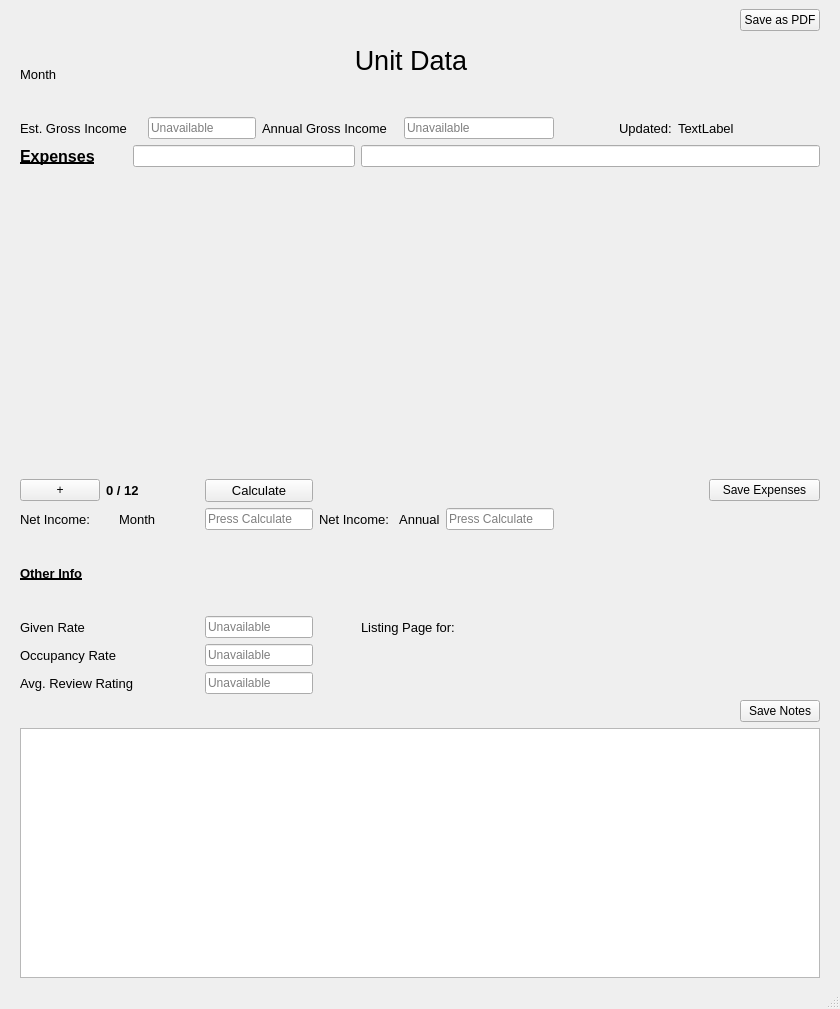
First picture: the form in Data_Page.ui, repository SeanMilty95/FinalScraper, before the edit.
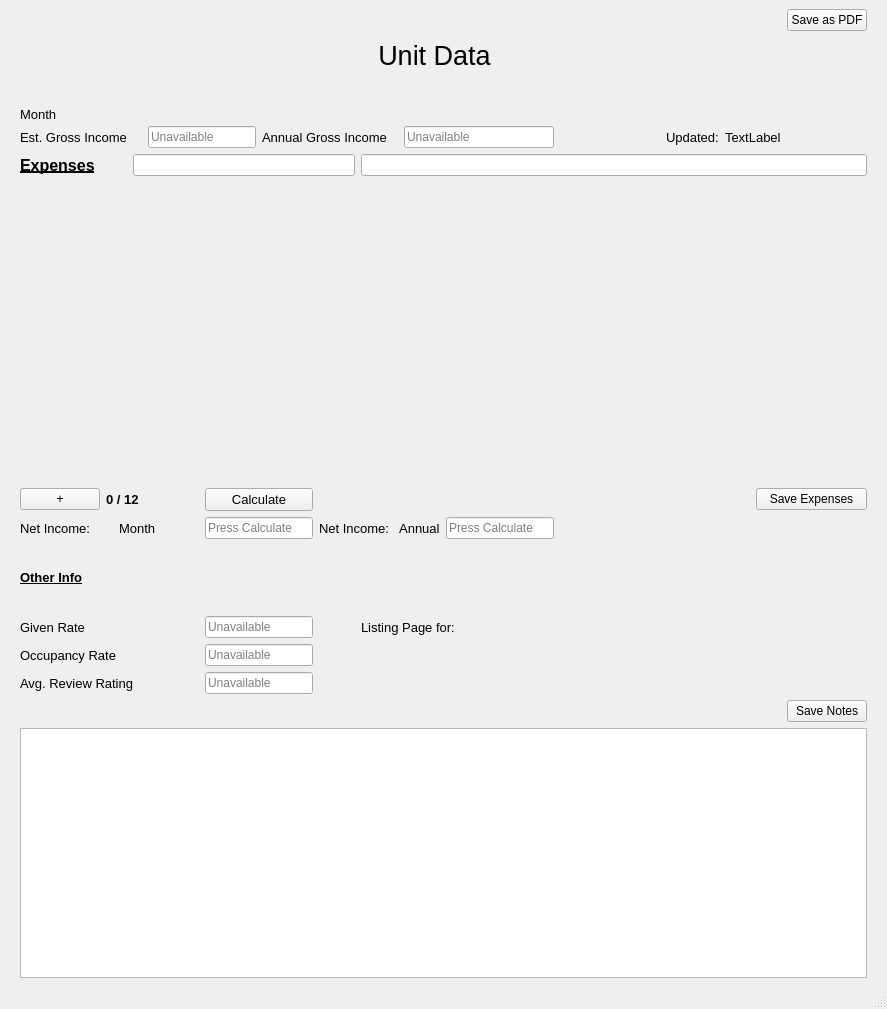
Second picture: the form after the edit.

Patch:
```diff
--- a/Data_Page.ui
+++ b/Data_Page.ui
@@ -6,7 +6,7 @@
    <rect>
     <x>0</x>
     <y>0</y>
-    <width>840</width>
+    <width>887</width>
     <height>1009</height>
    </rect>
   </property>
@@ -30,7 +30,7 @@
     <property name="horizontalSpacing">
      <number>6</number>
     </property>
-    <item row="4" column="0" colspan="18">
+    <item row="5" column="0" colspan="18">
      <widget class="QFrame" name="Expenses">
       <property name="minimumSize">
        <size>
@@ -52,7 +52,7 @@
       </property>
      </widget>
     </item>
-    <item row="5" column="1" colspan="3">
+    <item row="6" column="1" colspan="3">
      <widget class="QLabel" name="Counter">
       <property name="font">
        <font>
@@ -66,14 +66,14 @@
       </property>
      </widget>
     </item>
-    <item row="5" column="16" colspan="2">
+    <item row="6" column="16" colspan="2">
      <widget class="QPushButton" name="save_exp">
       <property name="text">
        <string>Save Expenses</string>
       </property>
      </widget>
     </item>
-    <item row="6" column="0" colspan="2">
+    <item row="7" column="0" colspan="2">
      <widget class="QLabel" name="label_4">
       <property name="font">
        <font>
@@ -85,7 +85,7 @@
       </property>
      </widget>
     </item>
-    <item row="2" column="9" colspan="3">
+    <item row="3" column="9" colspan="3">
      <widget class="QLineEdit" name="AnnualRevenue">
       <property name="inputMask">
        <string/>
@@ -98,29 +98,14 @@
       </property>
      </widget>
     </item>
-    <item row="1" column="0" colspan="2">
-     <widget class="QLabel" name="month_name">
-      <property name="font">
-       <font>
-        <pointsize>10</pointsize>
-       </font>
-      </property>
-      <property name="text">
-       <string>Month</string>
-      </property>
-      <property name="alignment">
-       <set>Qt::AlignLeading|Qt::AlignLeft|Qt::AlignVCenter</set>
-      </property>
-     </widget>
-    </item>
-    <item row="6" column="5" colspan="2">
+    <item row="7" column="5" colspan="2">
      <widget class="QLineEdit" name="Net">
       <property name="placeholderText">
        <string>Press Calculate</string>
       </property>
      </widget>
     </item>
-    <item row="5" column="5" colspan="2">
+    <item row="6" column="5" colspan="2">
      <widget class="QPushButton" name="pushButton_2">
       <property name="font">
        <font>
@@ -132,7 +117,7 @@
       </property>
      </widget>
     </item>
-    <item row="6" column="2" colspan="3">
+    <item row="7" column="2" colspan="3">
      <widget class="QLabel" name="NetMonth">
       <property name="font">
        <font>
@@ -144,14 +129,14 @@
       </property>
      </widget>
     </item>
-    <item row="2" column="4" colspan="2">
+    <item row="3" column="4" colspan="2">
      <widget class="QLineEdit" name="Gross">
       <property name="placeholderText">
        <string>Unavailable</string>
       </property>
      </widget>
     </item>
-    <item row="2" column="15" colspan="2">
+    <item row="3" column="15" colspan="2">
      <widget class="QLabel" name="UpdatedDate">
       <property name="font">
        <font>
@@ -170,7 +155,7 @@
       </property>
      </widget>
     </item>
-    <item row="6" column="7" colspan="3">
+    <item row="7" column="7" colspan="3">
      <widget class="QLabel" name="label_9">
       <property name="font">
        <font>
@@ -197,7 +182,7 @@
       </property>
      </widget>
     </item>
-    <item row="3" column="0" colspan="3">
+    <item row="4" column="0" colspan="3">
      <widget class="QLabel" name="label_3">
       <property name="font">
        <font>
@@ -212,7 +197,7 @@
       </property>
      </widget>
     </item>
-    <item row="2" column="6" colspan="3">
+    <item row="3" column="6" colspan="3">
      <widget class="QLabel" name="label">
       <property name="font">
        <font>
@@ -224,13 +209,13 @@
       </property>
      </widget>
     </item>
-    <item row="3" column="3" colspan="5">
+    <item row="4" column="3" colspan="5">
      <widget class="QLineEdit" name="ExpenseError"/>
     </item>
-    <item row="3" column="8" colspan="10">
+    <item row="4" column="8" colspan="10">
      <widget class="QLineEdit" name="ErrorEdit"/>
     </item>
-    <item row="2" column="0" colspan="4">
+    <item row="3" column="0" colspan="4">
      <widget class="QLabel" name="label_2">
       <property name="font">
        <font>
@@ -242,7 +227,7 @@
       </property>
      </widget>
     </item>
-    <item row="2" column="14">
+    <item row="3" column="14">
      <widget class="QLabel" name="label_11">
       <property name="font">
        <font>
@@ -254,21 +239,21 @@
       </property>
      </widget>
     </item>
-    <item row="5" column="0">
+    <item row="6" column="0">
      <widget class="QPushButton" name="pushButton">
       <property name="text">
        <string>+</string>
       </property>
      </widget>
     </item>
-    <item row="10" column="5" colspan="2">
+    <item row="11" column="5" colspan="2">
      <widget class="QLineEdit" name="Rating">
       <property name="placeholderText">
        <string>Unavailable</string>
       </property>
      </widget>
     </item>
-    <item row="8" column="8" colspan="3">
+    <item row="9" column="8" colspan="3">
      <widget class="QLabel" name="label_10">
       <property name="font">
        <font>
@@ -280,7 +265,7 @@
       </property>
      </widget>
     </item>
-    <item row="12" column="0" colspan="18">
+    <item row="13" column="0" colspan="18">
      <widget class="QTextEdit" name="SumNotes">
       <property name="maximumSize">
        <size>
@@ -306,7 +291,7 @@
       </property>
      </widget>
     </item>
-    <item row="9" column="0" colspan="5">
+    <item row="10" column="0" colspan="5">
      <widget class="QLabel" name="label_7">
       <property name="font">
        <font>
@@ -318,21 +303,21 @@
       </property>
      </widget>
     </item>
-    <item row="9" column="5" colspan="2">
+    <item row="10" column="5" colspan="2">
      <widget class="QLineEdit" name="Occupancy">
       <property name="placeholderText">
        <string>Unavailable</string>
       </property>
      </widget>
     </item>
-    <item row="6" column="10" colspan="2">
+    <item row="7" column="10" colspan="2">
      <widget class="QLineEdit" name="AnnualNet">
       <property name="placeholderText">
        <string>Press Calculate</string>
       </property>
      </widget>
     </item>
-    <item row="10" column="0" colspan="5">
+    <item row="11" column="0" colspan="5">
      <widget class="QLabel" name="label_8">
       <property name="font">
        <font>
@@ -344,14 +329,14 @@
       </property>
      </widget>
     </item>
-    <item row="8" column="5" colspan="2">
+    <item row="9" column="5" colspan="2">
      <widget class="QLineEdit" name="Given">
       <property name="placeholderText">
        <string>Unavailable</string>
       </property>
      </widget>
     </item>
-    <item row="7" column="0" colspan="2">
+    <item row="8" column="0" colspan="2">
      <widget class="QLabel" name="label_5">
       <property name="font">
        <font>
@@ -366,7 +351,7 @@
       </property>
      </widget>
     </item>
-    <item row="8" column="0" colspan="2">
+    <item row="9" column="0" colspan="2">
      <widget class="QLabel" name="label_6">
       <property name="font">
        <font>
@@ -378,14 +363,14 @@
       </property>
      </widget>
     </item>
-    <item row="11" column="17">
+    <item row="12" column="17">
      <widget class="QPushButton" name="SaveNotes">
       <property name="text">
        <string>Save Notes</string>
       </property>
      </widget>
     </item>
-    <item row="8" column="11" colspan="7">
+    <item row="9" column="11" colspan="7">
      <widget class="QLabel" name="HyperLink">
       <property name="font">
        <font>
@@ -403,7 +388,7 @@
       </property>
      </widget>
     </item>
-    <item row="2" column="13">
+    <item row="3" column="13">
      <spacer name="horizontalSpacer">
       <property name="orientation">
        <enum>Qt::Horizontal</enum>
@@ -416,6 +401,27 @@
       </property>
      </spacer>
     </item>
+    <item row="2" column="0">
+     <widget class="QLabel" name="month_name">
+      <property name="maximumSize">
+       <size>
+        <width>100</width>
+        <height>12</height>
+       </size>
+      </property>
+      <property name="font">
+       <font>
+        <pointsize>10</pointsize>
+       </font>
+      </property>
+      <property name="text">
+       <string>Month</string>
+      </property>
+      <property name="alignment">
+       <set>Qt::AlignLeading|Qt::AlignLeft|Qt::AlignVCenter</set>
+      </property>
+     </widget>
+    </item>
    </layout>
   </widget>
   <widget class="QMenuBar" name="menubar">
@@ -423,7 +429,7 @@
     <rect>
      <x>0</x>
      <y>0</y>
-     <width>840</width>
+     <width>887</width>
      <height>21</height>
     </rect>
    </property>
```
